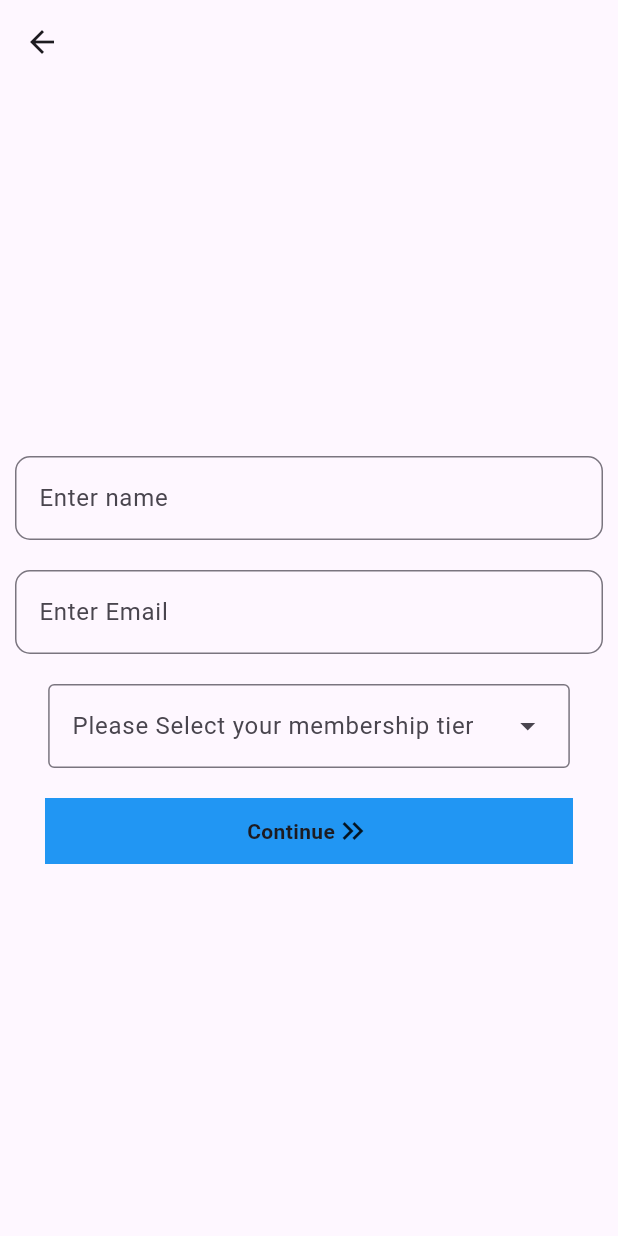
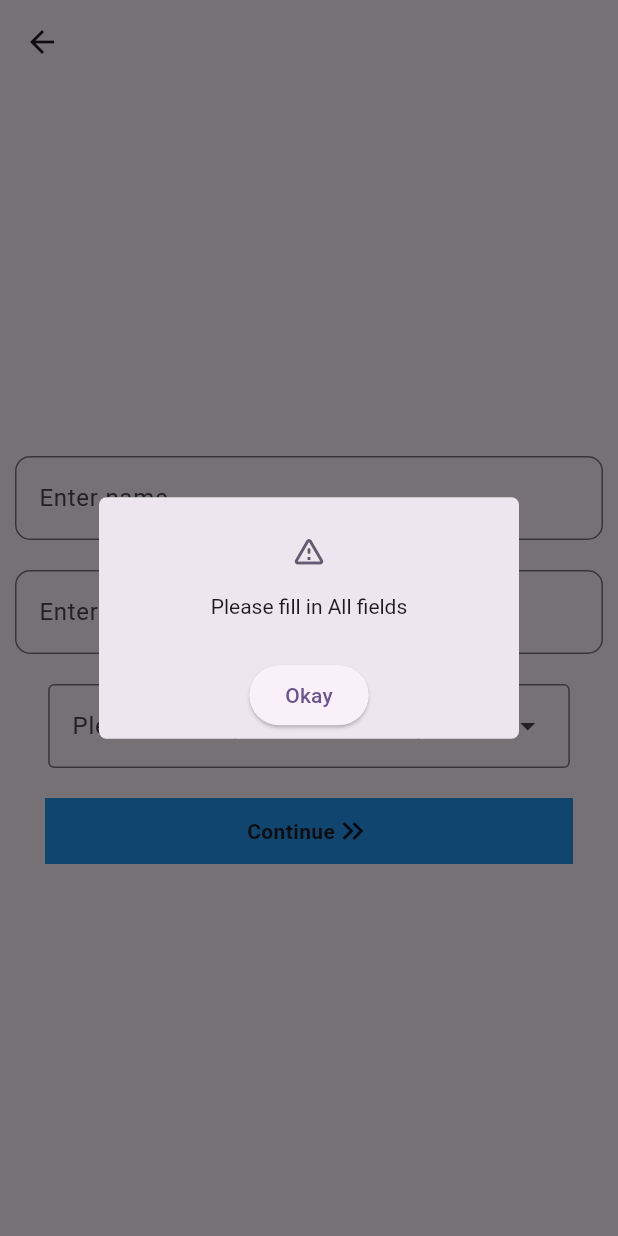
Before and after one commit to Mo-H3at/Technical-Assessment-Falcorp-, a Flutter app: the SignUpPage screen opened directly, after a tap on "Continue", on a phone screen of 412 x 824 dp. Run offline on Flutter 3.47's test engine with Material 3 defaults, Android fonts, the phone set to English and light mode, and no system bars; our stand-ins replace flutter_secure_storage, material_ui; accounts and stored records are empty.

Commit message:
Sign Up page validation
-added validation to sign up widgets to ensure all fields are filled
-added validation for email format

```diff
--- a/technical_assessment/lib/pages/sign_up/sign_up.dart
+++ b/technical_assessment/lib/pages/sign_up/sign_up.dart
@@ -1,5 +1,6 @@
 import 'package:material_ui/material_ui.dart';
 import 'package:technical_assessment/pages/sign_in/sign_in.dart';
+import 'package:technical_assessment/validations/validations.dart';
 
 import '../../data/data_classes.dart';
 import '../../data/services.dart';
@@ -12,12 +13,12 @@ class SignUpPage extends StatefulWidget {
 }
 
 class _SignUpPageState extends State<SignUpPage> {
-  late TextEditingController nameController;
-  late TextEditingController emailController;
+  var nameController = TextEditingController();
+  var emailController = TextEditingController();
 
   late List<Membership> membershipList;
   late List<dynamic> membershipOptions = [{'id': '','name':''}];
-  var membershipId;
+  var membershipId = '';
   bool busy = false;
 
   Future<void> getMembershipOptions() async {
@@ -32,8 +33,6 @@ class _SignUpPageState extends State<SignUpPage> {
   @override
   void initState() {
     getMembershipOptions();
-    nameController = TextEditingController();
-    emailController = TextEditingController();
     super.initState();
   }
 
@@ -113,9 +112,87 @@ class _SignUpPageState extends State<SignUpPage> {
                     ),
                   ),
                    onTap: () {
-                    if(emailController.text =='' && nameController.text =='' && membershipId == null)
-                     {return;}
-                     else{
+                    signUpCheck();
+                  },
+                ),
+               ),
+              ],
+            ),
+          ),
+        ),
+      )
+    );
+  }
+
+  void signUpCheck()async{
+    var name = nameController.text.trim();
+    var email = emailController.text.trim();
+
+    if(name == "" || email == ""){
+      showDialog(context: context, builder: (context) =>
+        AlertDialog(
+          shape: RoundedRectangleBorder(
+            borderRadius: BorderRadius.circular(5),
+          ),
+          icon: Icon(Icons.warning_amber_rounded,),
+          title: const Text('Please fill in All fields', style: TextStyle(fontSize: 14)),
+          actionsPadding: EdgeInsets.all(5),
+          actionsAlignment: MainAxisAlignment.spaceAround,
+          actions: [
+            ElevatedButton(
+              onPressed: () {
+                Navigator.pop(context);
+              },
+              child: const Text('Okay')),
+          ],
+        )
+      );
+      return;
+    }
+    if(!email.isEmail()){
+      showDialog(context: context, builder: (context) =>
+        AlertDialog(
+          shape: RoundedRectangleBorder(
+            borderRadius: BorderRadius.circular(5),
+          ),
+          icon: Icon(Icons.warning_amber_rounded,),
+          title: const Text("Please enter correct email format", style: TextStyle(fontSize: 14)),
+          content: const Text("Example: user@emaple.com", style: TextStyle(fontSize: 10)),
+          actionsPadding: EdgeInsets.all(5),
+          actionsAlignment: MainAxisAlignment.spaceAround,
+          actions: [
+            ElevatedButton(
+              onPressed: () {
+                Navigator.pop(context);
+              },
+              child: const Text('Okay')),
+          ],
+        )
+      );
+      return;
+    }
+
+    if(membershipId == ""){
+      showDialog(context: context, builder: (context) =>
+        AlertDialog(
+          shape: RoundedRectangleBorder(
+            borderRadius: BorderRadius.circular(5),
+          ),
+          icon: Icon(Icons.warning_amber_rounded,),
+          title: const Text('Please select membership tier', style: TextStyle(fontSize: 14)),
+          actionsPadding: EdgeInsets.all(5),
+          actionsAlignment: MainAxisAlignment.spaceAround,
+          actions: [
+            ElevatedButton(
+              onPressed: () {
+                Navigator.pop(context);
+              },
+              child: const Text('Okay')),
+          ],
+        )
+      );
+      return;
+    }
   showDialog(context: context,
     barrierDismissible: false,
      builder: (context) =>
@@ -145,7 +222,7 @@ class _SignUpPageState extends State<SignUpPage> {
                     Expanded(
                       child: ElevatedButton(
                         onPressed: () {
-                                          signUpCheck();
+                          signUp();
                         } ,
                         child: const Text('Yes'))
                     ),
@@ -157,22 +234,13 @@ class _SignUpPageState extends State<SignUpPage> {
         ),
       ));
   }
-                  },
-                ),
-               ),
-              ],
-            ),
-          ),
-        ),
-      )
-    );
-  }
 
-  void signUpCheck()async{
+  void signUp() async {
+    Navigator.pop(context);
+
     if(await DataServices().signUp(nameController.text, emailController.text, membershipId))
     {
-      Navigator.pushAndRemoveUntil(context,
-          MaterialPageRoute(builder: (context) => SignInPage()), (route) => false);
+      successful();
     } else{
       showDialog(context: context, builder: (context) =>
         AlertDialog(
@@ -194,4 +262,26 @@ class _SignUpPageState extends State<SignUpPage> {
       );
     }
   }
+
+  void successful(){
+    showDialog(context: context, builder: (context) =>
+        AlertDialog(
+          shape: RoundedRectangleBorder(
+            borderRadius: BorderRadius.circular(5),
+          ),
+          icon: Icon(Icons.person_add_alt_1_rounded,),
+          title: const Text('Your Profile has been saved', style: TextStyle(fontSize: 14)),
+          actionsPadding: EdgeInsets.all(5),
+          actionsAlignment: MainAxisAlignment.spaceAround,
+          actions: [
+            ElevatedButton(
+              onPressed: () {
+                Navigator.pushAndRemoveUntil(context,
+                  MaterialPageRoute(builder: (context) => SignInPage()), (route) => false);
+              },
+              child: const Text('Okay')),
+          ],
+        )
+      );
   }
+}
```
Also changed, not shown: technical_assessment/lib/validations/validations.dart (added, +8 -0 lines). Lines whose indentation alone changed are shown as unchanged.
